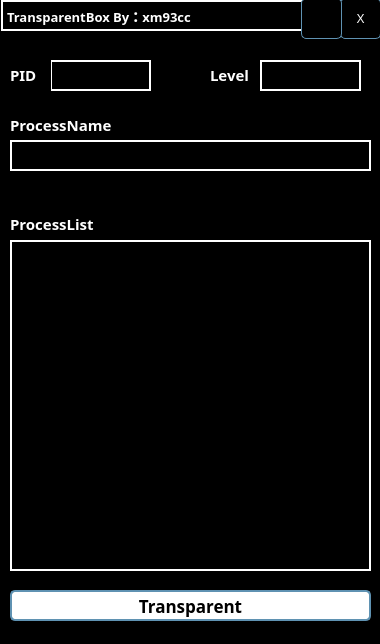
xm93cc/TransparentBox, file TransparentBox/mainwindow.ui: the form before one commit.
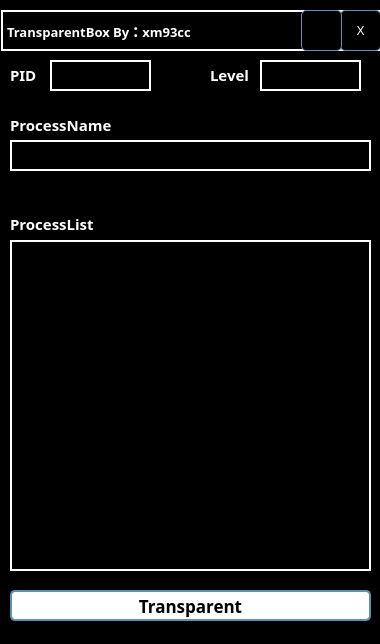
The form after the commit. Icons and pictures are not drawn.

Commit message: 新增最小化到系统托盘和样式

```diff
--- a/TransparentBox/mainwindow.ui
+++ b/TransparentBox/mainwindow.ui
@@ -66,9 +66,9 @@
     <property name="geometry">
      <rect>
       <x>1</x>
-      <y>0</y>
+      <y>10</y>
       <width>381</width>
-      <height>31</height>
+      <height>41</height>
      </rect>
     </property>
     <property name="font">
@@ -100,7 +100,7 @@
     <property name="geometry">
      <rect>
       <x>340</x>
-      <y>-2</y>
+      <y>10</y>
       <width>41</width>
       <height>41</height>
      </rect>
@@ -175,11 +175,14 @@
      </font>
     </property>
     <property name="styleSheet">
-     <string notr="true">color: rgb(255, 255, 255);</string>
+     <string notr="true">color: rgb(255, 255, 255);background-color: rgba(0,0,0,0.0);</string>
     </property>
     <property name="text">
      <string>PID</string>
     </property>
+    <property name="indent">
+     <number>0</number>
+    </property>
    </widget>
    <widget class="QLineEdit" name="EdLevel">
     <property name="geometry">
@@ -224,7 +227,7 @@
      </font>
     </property>
     <property name="styleSheet">
-     <string notr="true">color: rgb(255, 255, 255);</string>
+     <string notr="true">color: rgb(255, 255, 255);background-color: rgba(0,0,0,0.0);</string>
     </property>
     <property name="text">
      <string>Level</string>
@@ -301,7 +304,7 @@
     <property name="geometry">
      <rect>
       <x>301</x>
-      <y>-2</y>
+      <y>10</y>
       <width>41</width>
       <height>41</height>
      </rect>
```
Left out of the diff: 6 changed lines with no effect on the pictures. The commit also changes 2 other files.
